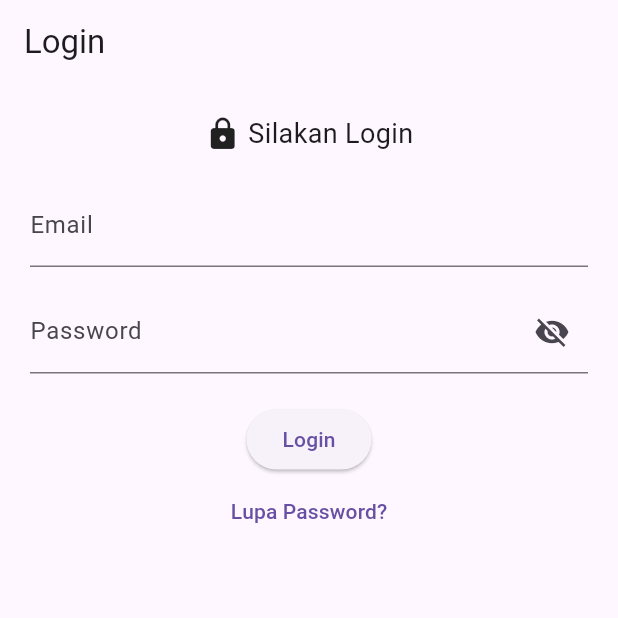
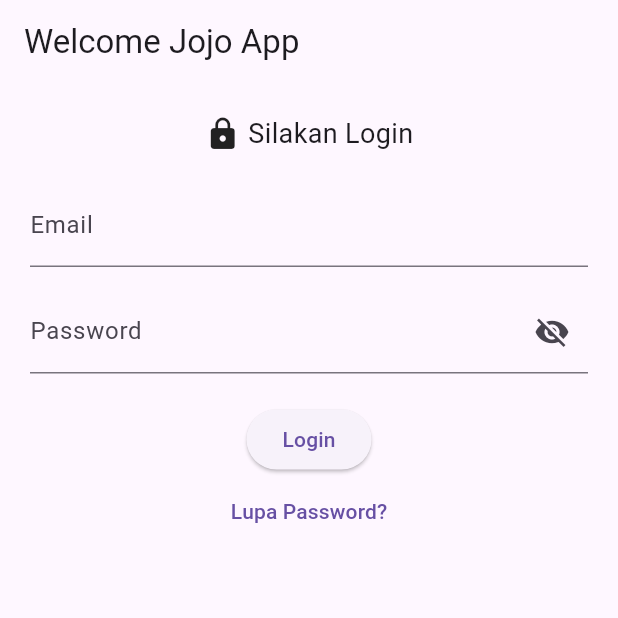
Before and after one commit to Jonathanmau/flutter-login-app, a Flutter app: the screen it shows after launch, on a phone screen of 412 x 824 dp, the top half of it. Run offline on Flutter 3.47's test engine with Material 3 defaults, Android fonts, the phone set to English and light mode, and no system bars.

```diff
--- a/lib/screens/login_page.dart
+++ b/lib/screens/login_page.dart
@@ -53,7 +53,7 @@ class _LoginPageState extends State<LoginPage> {
   Widget build(BuildContext context) {
     return Scaffold(
       // bagian atas aplikasi
-      appBar: AppBar(title: Text("Login")),
+      appBar: AppBar(title: Text("Welcome Jojo App")),
 
       body: SafeArea(
         child: Padding(
```
